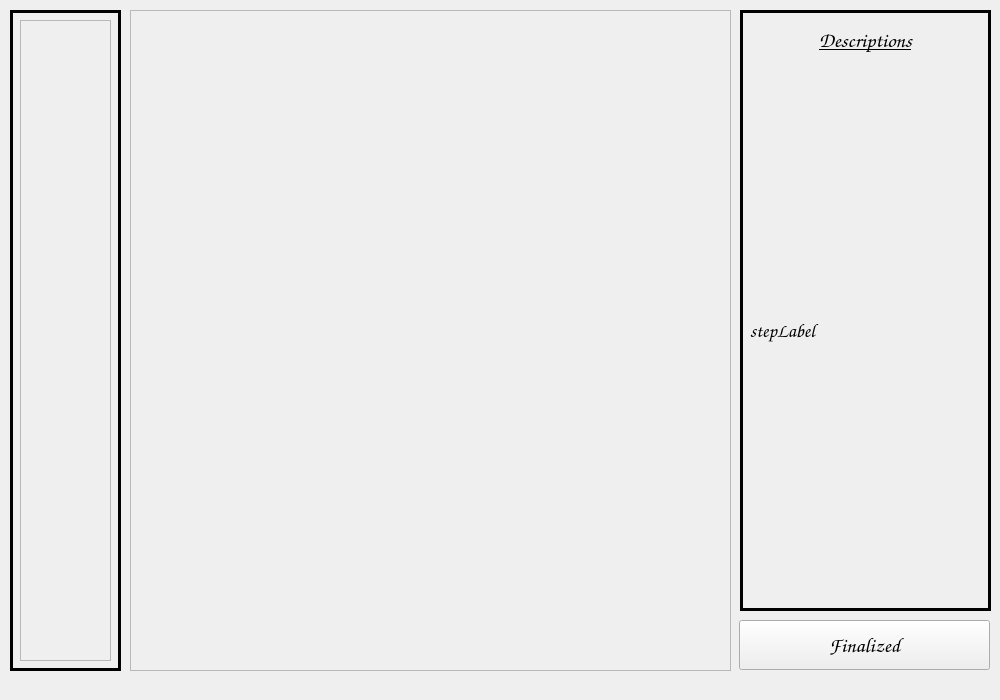
Before: the Qt Designer form s3Cooking.ui in ReneeTong/a8-edu-app, drawn with Qt 5.
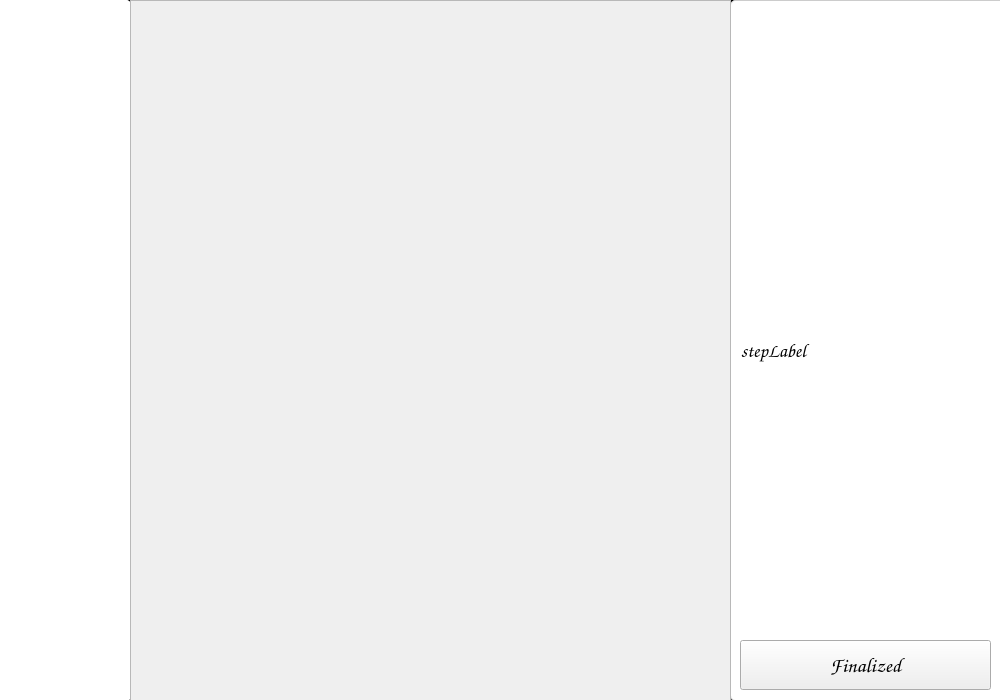
After: the same form once the commit is applied. Custom widgets are drawn as their Qt base class.

The edit to the form file:
```diff
--- a/s3Cooking.ui
+++ b/s3Cooking.ui
@@ -23,10 +23,10 @@
   <widget class="QFrame" name="leftFrame">
    <property name="geometry">
     <rect>
-     <x>10</x>
-     <y>10</y>
-     <width>111</width>
-     <height>661</height>
+     <x>0</x>
+     <y>0</y>
+     <width>131</width>
+     <height>701</height>
     </rect>
    </property>
    <property name="font">
@@ -48,12 +48,16 @@
    <widget class="ScrollCarousel" name="ingredientList">
     <property name="geometry">
      <rect>
-      <x>10</x>
-      <y>10</y>
-      <width>91</width>
-      <height>641</height>
+      <x>-10</x>
+      <y>0</y>
+      <width>141</width>
+      <height>701</height>
      </rect>
     </property>
+    <property name="styleSheet">
+     <string notr="true">    background-color: #fff;
+    border-radius: 5px;</string>
+    </property>
     <property name="widgetResizable">
      <bool>true</bool>
     </property>
@@ -62,8 +66,8 @@
       <rect>
        <x>0</x>
        <y>0</y>
-       <width>89</width>
-       <height>639</height>
+       <width>141</width>
+       <height>701</height>
       </rect>
      </property>
     </widget>
@@ -72,8 +76,8 @@
   <widget class="QPushButton" name="nextBtn">
    <property name="geometry">
     <rect>
-     <x>739</x>
-     <y>620</y>
+     <x>740</x>
+     <y>640</y>
      <width>251</width>
      <height>50</height>
     </rect>
@@ -92,10 +96,10 @@
   <widget class="QFrame" name="rightFrame">
    <property name="geometry">
     <rect>
-     <x>740</x>
-     <y>10</y>
-     <width>251</width>
-     <height>601</height>
+     <x>730</x>
+     <y>0</y>
+     <width>271</width>
+     <height>701</height>
     </rect>
    </property>
    <property name="font">
@@ -117,10 +121,10 @@
    <widget class="QLabel" name="stepLabel">
     <property name="geometry">
      <rect>
-      <x>10</x>
-      <y>50</y>
-      <width>231</width>
-      <height>541</height>
+      <x>0</x>
+      <y>0</y>
+      <width>281</width>
+      <height>701</height>
      </rect>
     </property>
     <property name="font">
@@ -130,35 +134,26 @@
       <bold>false</bold>
      </font>
     </property>
+    <property name="styleSheet">
+     <string notr="true">    background-color: #fff;
+    border: 1px solid #ccc;
+    border-radius: 5px;
+    box-shadow: 2px 2px 5px rgba(0,0,0,0.3);</string>
+    </property>
     <property name="text">
      <string>stepLabel</string>
     </property>
-    <property name="wordWrap">
-     <bool>true</bool>
-    </property>
-   </widget>
-   <widget class="QLabel" name="labelStep_2">
-    <property name="geometry">
-     <rect>
-      <x>10</x>
-      <y>10</y>
-      <width>231</width>
-      <height>41</height>
-     </rect>
-    </property>
-    <property name="font">
-     <font>
-      <family>Comic Sans MS</family>
-      <pointsize>16</pointsize>
-      <bold>true</bold>
-      <underline>true</underline>
-     </font>
-    </property>
-    <property name="text">
-     <string>Descriptions</string>
-    </property>
     <property name="alignment">
-     <set>Qt::AlignCenter</set>
+     <set>Qt::AlignLeading|Qt::AlignLeft|Qt::AlignVCenter</set>
+    </property>
+    <property name="wordWrap">
+     <bool>true</bool>
+    </property>
+    <property name="margin">
+     <number>10</number>
+    </property>
+    <property name="indent">
+     <number>10</number>
     </property>
    </widget>
   </widget>
@@ -166,9 +161,9 @@
    <property name="geometry">
     <rect>
      <x>130</x>
-     <y>10</y>
+     <y>0</y>
      <width>601</width>
-     <height>661</height>
+     <height>701</height>
     </rect>
    </property>
    <property name="widgetResizable">
@@ -180,11 +175,15 @@
       <x>0</x>
       <y>0</y>
       <width>599</width>
-      <height>659</height>
+      <height>699</height>
      </rect>
     </property>
    </widget>
   </widget>
+  <zorder>rightFrame</zorder>
+  <zorder>leftFrame</zorder>
+  <zorder>nextBtn</zorder>
+  <zorder>scrollArea</zorder>
  </widget>
  <customwidgets>
   <customwidget>
```
